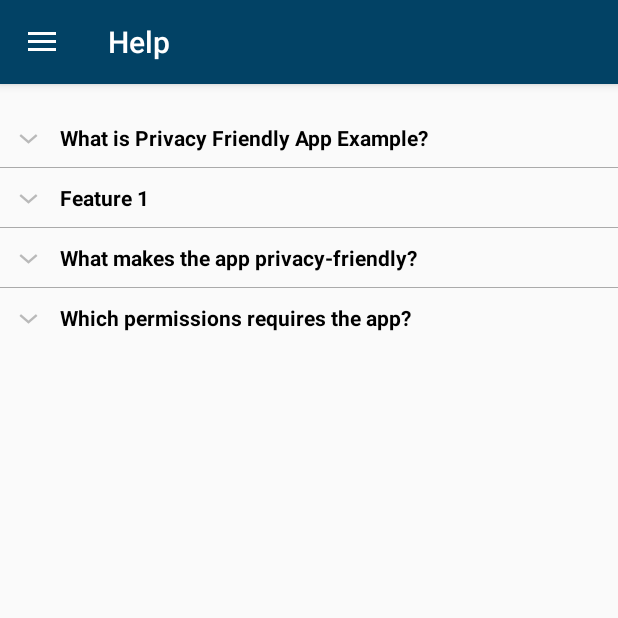
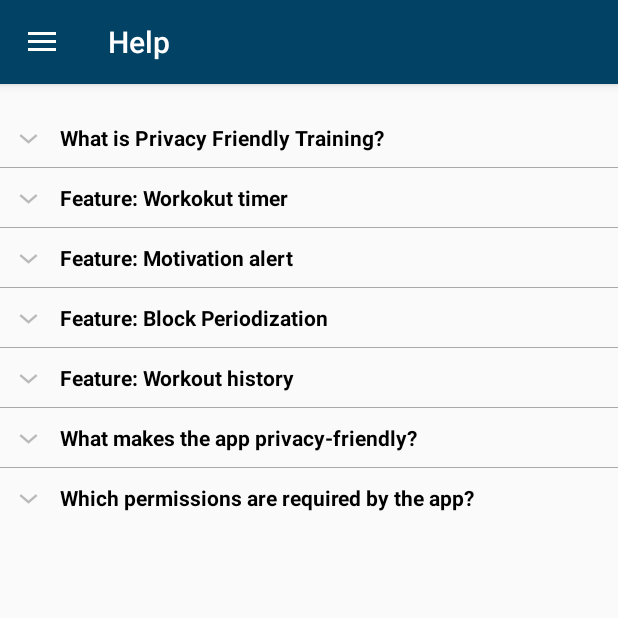
Before and after one commit to SecUSo/privacy-friendly-interval-timer, an Android app: the HelpActivity screen opened directly, with no data from a screen before it, on a phone screen of 412 x 824 dp, the top half of it. Run offline under Robolectric (Android 15) with nearby library versions, the phone set to English and light mode, and no system bars.

Commit message:
Added all help texts

```diff
--- a/app/src/main/java/org/secuso/privacyfriendlytraining/helpers/HelpDataDump.java
+++ b/app/src/main/java/org/secuso/privacyfriendlytraining/helpers/HelpDataDump.java
@@ -29,10 +29,26 @@ public class HelpDataDump {
 
         expandableListDetail.put(context.getResources().getString(R.string.help_whatis), general);
 
-        List<String> features = new ArrayList<String>();
-        features.add(context.getResources().getString(R.string.help_feature_one_answer));
+        List<String> feature1 = new ArrayList<String>();
 
-        expandableListDetail.put(context.getResources().getString(R.string.help_feature_one), features);
+        feature1.add(context.getResources().getString(R.string.help_feature_workout_timer_answer));
+        expandableListDetail.put(context.getResources().getString(R.string.help_feature_workout_timer), feature1);
+
+        List<String> feature2 = new ArrayList<String>();
+
+        feature2.add(context.getResources().getString(R.string.help_feature_motivation_alert_answer));
+        expandableListDetail.put(context.getResources().getString(R.string.help_feature_motivation_alert), feature2);
+
+        List<String> feature3 = new ArrayList<String>();
+
+        feature3.add(context.getResources().getString(R.string.help_feature_block_periodization_answer));
+        expandableListDetail.put(context.getResources().getString(R.string.help_feature_block_periodization), feature3);
+
+        List<String> feature4 = new ArrayList<String>();
+
+        feature4.add(context.getResources().getString(R.string.help_feature_workout_history_answer));
+        expandableListDetail.put(context.getResources().getString(R.string.help_feature_workout_history), feature4);
+
 
         List<String> privacy = new ArrayList<String>();
         privacy.add(context.getResources().getString(R.string.help_privacy_answer));
@@ -46,5 +62,4 @@ public class HelpDataDump {
 
         return expandableListDetail;
     }
-
 }
--- a/app/src/main/res/values/strings.xml
+++ b/app/src/main/res/values/strings.xml
@@ -67,19 +67,20 @@
     <!--###HELP###-->
     <string name="help">Help</string>
 
-    <string name="help_whatis">What is Privacy Friendly App Example?</string>
-    <string name="help_whatis_answer">Privacy Friendly App Example is an app that demonstrates the design of a Privacy Friendly App.</string>
-    <string name="help_feature_one">Feature 1</string>
-    <string name="help_feature_one_answer">Description of first feature.
-Lorem ipsum dolor sit amet, eu ius alia fierent indoctum, ad pri sale tation. Elit dictas sit an, ad volumus urbanitas duo. Ei clita iracundia mel, eum et laoreet pertinax abhorreant. Nonumy suavitate dignissim quo id, ius audire prodesset adipiscing ei, altera saperet his et. Nostrud pertinax eu has, qui munere complectitur an.
-
-Ne albucius perfecto adolescens eum, id choro assueverit mea, sed viris constituto ex. Per soleat impedit delicatissimi cu. Inermis volumus his ea, id quo praesent eloquentiam conclusionemque. Dolores mediocrem ad sit, ex cibo evertitur cotidieque eos.
-
-    </string>
+    <string name="help_whatis">What is Privacy Friendly Training?</string>
+    <string name="help_whatis_answer">Privacy Friendly Training supports the user during his/her circuit training session. It provides a configurable set of timers for the exercises and the rest phases as well as multiple other features.</string>
+    <string name="help_feature_workout_timer">Feature: Workokut timer</string>
+    <string name="help_feature_workout_timer_answer">After configuring the set of timers in the main menu you can start the workout routine by pressing the start button. The workout view has animations and sound output features which can be turned on and off inside the settings menu.</string>
+    <string name="help_feature_motivation_alert">Feature: Motivation alert</string>
+    <string name="help_feature_motivation_alert_answer">The app can show you motivation alerts to remind you of planned workout sessions. You can define the time of day and the notification texts inside the settings menu.</string>
+    <string name="help_feature_block_periodization">Feature: Block Periodization</string>
+    <string name="help_feature_block_periodization_answer">When scheduling the timers you may also choose the block periodization feature. This feature allows you to configure longer, separate breaks in between the exercises. This way the workout can be split into multiple high intensity workout cycles.</string>
+    <string name="help_feature_workout_history">Feature: Workout history</string>
+    <string name="help_feature_workout_history_answer">The app can collect statistics about your performed workout sessions. The collected data comprises of the time spend working out and the calories burnt while exercising. The accuracy of the calories calculation can be improved by configuring the necessary user data in the settings menu. The collection of this data can be deleted as well as turned on and off inside the settings menu.</string>
     <string name="help_privacy">What makes the app privacy-friendly?</string>
-    <string name="help_privacy_answer">Privacy Friendly App Example does not require any permission. It further does not include any tracking mechanisms or advertisement.</string>
-    <string name="help_permission">Which permissions requires the app?</string>
-    <string name="help_permission_answer">Privacy Friendly App Example does not require any permission.</string>
+    <string name="help_privacy_answer">This app does not include any tracking mechanisms or advertisement. It further does not share any user information which may be collected during the usage of this app.</string>
+    <string name="help_permission">Which permissions are required by the app?</string>
+    <string name="help_permission_answer">Privacy Friendly Training does not require any permission.</string>
 
     <!--###ABOUT###-->
     <string name="about">About</string>
@@ -198,7 +199,7 @@ Ne albucius perfecto adolescens eum, id choro assueverit mea, sed viris constitu
 
     <string name="slide4_heading">Block Periodization</string>
     <string name="slide4_text_1">When scheduling the timers you may also choose the block periodization feature.</string>
-    <string name="slide4_text_2">This feature allows you to configure longer, separate breaks in between the exercises. This way the workout can be split into multiple high intensity cycles.</string>
+    <string name="slide4_text_2">This feature allows you to configure longer, separate breaks in between the exercises. This way the workout can be split into multiple high intensity workout cycles.</string>
 
     <string name="okay">Okay</string>
     <string name="viewhelp">View Help</string>
```
Also changed, not shown: 1 other file.
